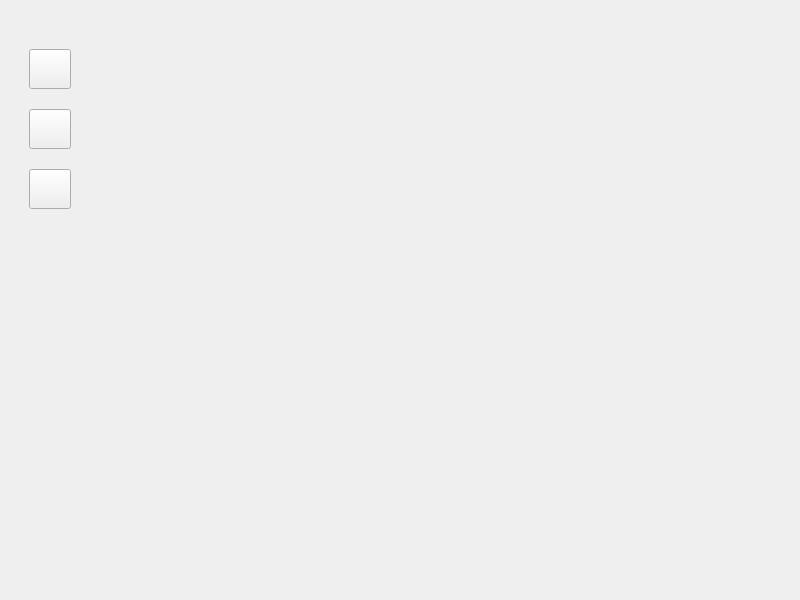
Qt form client/chat_client/widgets/ui/mainwnd.ui (brown-pants/dogChat) before a commit.
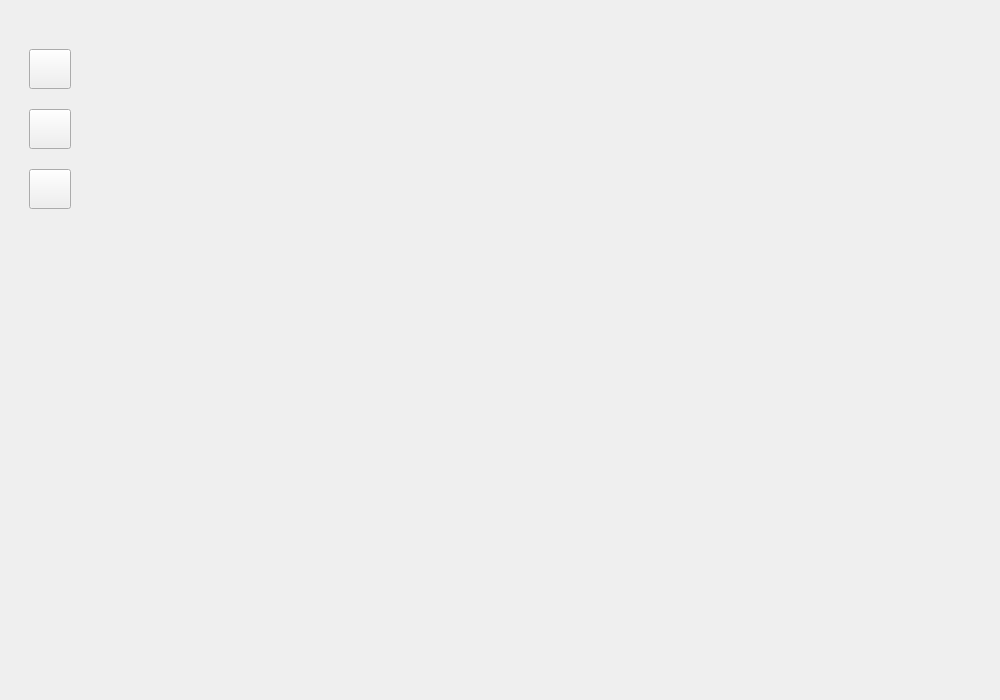
The same form after that commit. Icons and pictures are not drawn. Custom widgets are drawn as their Qt base class.

What changed in the file:
```diff
--- a/client/chat_client/widgets/ui/mainwnd.ui
+++ b/client/chat_client/widgets/ui/mainwnd.ui
@@ -6,14 +6,14 @@
    <rect>
     <x>0</x>
     <y>0</y>
-    <width>800</width>
-    <height>600</height>
+    <width>1000</width>
+    <height>700</height>
    </rect>
   </property>
   <property name="minimumSize">
    <size>
-    <width>800</width>
-    <height>600</height>
+    <width>1000</width>
+    <height>700</height>
    </size>
   </property>
   <property name="baseSize">
```
Left out of the diff: 52 changed lines with no effect on the pictures.
